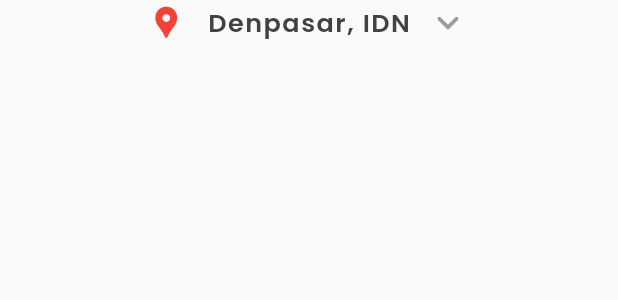
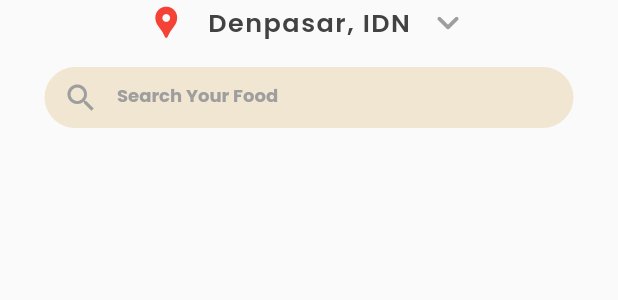
Before and after one commit to jaffarabbas/Jawan-Pakistan-Flutter-Course, a Flutter app: the CurrentLocation widget shown alone on an empty page, opened directly, on a phone screen of 412 x 824 dp. Shown: the top 300 px of the screen. Run offline on Flutter 3.47's test engine with Material 2 defaults, Android fonts, the phone set to English and light mode, and no system bars; our stand-ins replace font_awesome_flutter, google_fonts; missing offline and left inert: dart:html, superellipse_shape; key blocks and very long unbroken strings in the code were emptied for the run.

Commit message:
29/10/2021 23:47:10

```diff
--- a/Assignments/7-Assignment-(Food-App-Books-Sailing-App)/Food-Delivery-App/food_delivery_app/lib/widgits/currentLocation.dart
+++ b/Assignments/7-Assignment-(Food-App-Books-Sailing-App)/Food-Delivery-App/food_delivery_app/lib/widgits/currentLocation.dart
@@ -4,7 +4,7 @@ import 'package:flutter/material.dart';
 
 class CurrentLocation extends StatefulWidget {
   String locationName;
-  CurrentLocation({ Key? key, required this.locationName}) : super(key: key);
+  CurrentLocation({Key? key, required this.locationName}) : super(key: key);
 
   @override
   _CurrentLocationState createState() => _CurrentLocationState();
@@ -13,7 +13,9 @@ class CurrentLocation extends StatefulWidget {
 class _CurrentLocationState extends State<CurrentLocation> {
   @override
   Widget build(BuildContext context) {
-    return Row(
+    return Column(
+      children: [
+        Row(
           mainAxisAlignment: MainAxisAlignment.center,
           children: [
             Icon(
@@ -30,8 +32,7 @@ class _CurrentLocationState extends State<CurrentLocation> {
                   fontWeight: FontWeight.w600,
                   letterSpacing: 1,
                   color: Colors.grey[800],
-            fontSize: 17
-          ),
+                  fontSize: 17),
             ),
             SizedBox(
               width: 10,
@@ -42,6 +43,36 @@ class _CurrentLocationState extends State<CurrentLocation> {
               size: 30,
             ),
           ],
+        ),
+        Container(
+          height: 40,
+          margin: EdgeInsets.symmetric(vertical: 15),
+          padding: EdgeInsets.symmetric(horizontal: 30),
+          child: TextField(
+            decoration: InputDecoration(
+              enabledBorder: OutlineInputBorder(
+                borderRadius: BorderRadius.circular(25.0),
+                borderSide: BorderSide(color: Color(0xfff0e6d1), width: 0),
+              ),
+              focusedBorder: OutlineInputBorder(
+                borderRadius: BorderRadius.circular(25.0),
+                borderSide: BorderSide(color: Color(0xfff0e6d1), width: 0),
+              ),
+              filled: true,
+              hintStyle: TextStyle(
+                  color: Colors.grey[500],
+                  fontSize: 12,
+                  fontWeight: FontWeight.bold),
+              hintText: "Search Your Food",
+              fillColor: Color(0xfff0e6d1),
+              prefixIcon: Icon(
+                Icons.search,
+                color: Colors.grey[500],
+              ),
+            ),
+          ),
+        )
+      ],
     );
   }
 }
```
Lines whose indentation alone changed are shown as unchanged.
